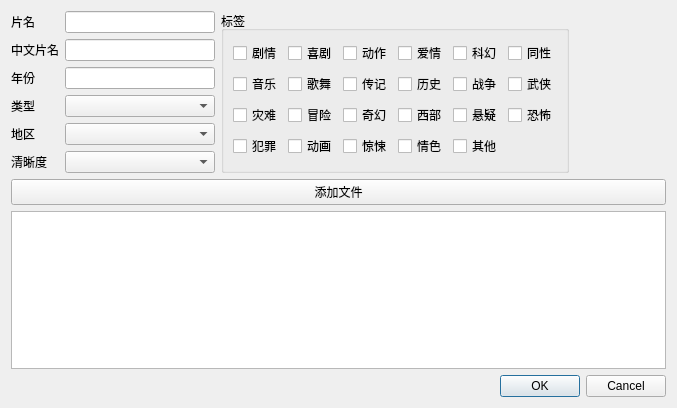
Old version of the form ui/ui_new_item_dialog.ui in the repository Reilkay/MTA-Warehouse.
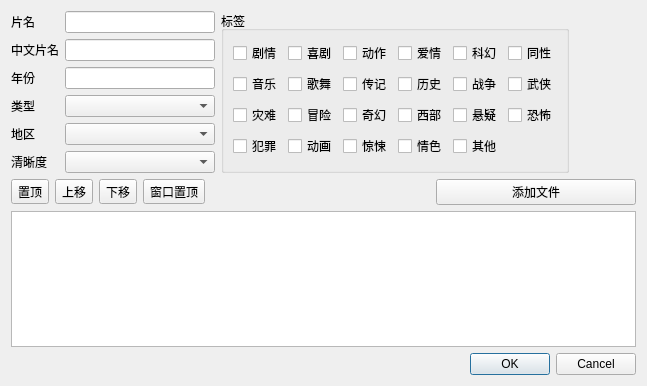
New version of the form. Icons and pictures are not drawn.

Commit message: 在添加新项目窗口新增按钮，完成窗口置顶功能

Diff of the .ui file:
```diff
--- a/ui/ui_new_item_dialog.ui
+++ b/ui/ui_new_item_dialog.ui
@@ -6,8 +6,8 @@
    <rect>
     <x>0</x>
     <y>0</y>
-    <width>677</width>
-    <height>408</height>
+    <width>573</width>
+    <height>386</height>
    </rect>
   </property>
   <property name="windowTitle">
@@ -453,11 +453,110 @@
     </layout>
    </item>
    <item>
-    <widget class="QPushButton" name="pushButton">
-     <property name="text">
-      <string>添加文件</string>
-     </property>
-    </widget>
+    <layout class="QHBoxLayout" name="horizontalLayout_2">
+     <item>
+      <widget class="QToolButton" name="move_top_button">
+       <property name="text">
+        <string>置顶</string>
+       </property>
+       <property name="icon">
+        <iconset>
+         <normalon>:/resources/icon/move_top.svg</normalon>
+        </iconset>
+       </property>
+      </widget>
+     </item>
+     <item>
+      <widget class="QToolButton" name="move_up_button">
+       <property name="text">
+        <string>上移</string>
+       </property>
+       <property name="icon">
+        <iconset>
+         <normalon>:/resources/icon/move_up.svg</normalon>
+        </iconset>
+       </property>
+      </widget>
+     </item>
+     <item>
+      <widget class="QToolButton" name="move_down_button">
+       <property name="text">
+        <string>下移</string>
+       </property>
+       <property name="icon">
+        <iconset>
+         <normalon>:/resources/icon/move_down.svg</normalon>
+        </iconset>
+       </property>
+      </widget>
+     </item>
+     <item>
+      <widget class="QToolButton" name="window_top_button">
+       <property name="text">
+        <string>窗口置顶</string>
+       </property>
+       <property name="icon">
+        <iconset resource="../resources.qrc">
+         <normaloff>:/resources/icon/window_top.svg</normaloff>
+         <normalon>:/resources/icon/window_top_active.svg</normalon>:/resources/icon/window_top.svg</iconset>
+       </property>
+      </widget>
+     </item>
+     <item>
+      <spacer name="horizontalSpacer">
+       <property name="orientation">
+        <enum>Qt::Horizontal</enum>
+       </property>
+       <property name="sizeType">
+        <enum>QSizePolicy::Fixed</enum>
+       </property>
+       <property name="sizeHint" stdset="0">
+        <size>
+         <width>225</width>
+         <height>20</height>
+        </size>
+       </property>
+      </spacer>
+     </item>
+     <item>
+      <widget class="QPushButton" name="add_file_button">
+       <property name="sizePolicy">
+        <sizepolicy hsizetype="Fixed" vsizetype="Fixed">
+         <horstretch>0</horstretch>
+         <verstretch>0</verstretch>
+        </sizepolicy>
+       </property>
+       <property name="minimumSize">
+        <size>
+         <width>200</width>
+         <height>0</height>
+        </size>
+       </property>
+       <property name="maximumSize">
+        <size>
+         <width>200</width>
+         <height>16777215</height>
+        </size>
+       </property>
+       <property name="text">
+        <string>添加文件</string>
+       </property>
+      </widget>
+     </item>
+     <item>
+      <spacer name="horizontalSpacer_2">
+       <property name="orientation">
+        <enum>Qt::Horizontal</enum>
+       </property>
+       <property name="sizeHint" stdset="0">
+        <size>
+         <width>0</width>
+         <height>20</height>
+        </size>
+       </property>
+      </spacer>
+     </item>
+    </layout>
    </item>
    <item>
     <widget class="QListWidget" name="file_view">
```
Left out of the diff: 4 changed lines with no effect on the pictures. The commit also changes 10 other files.
